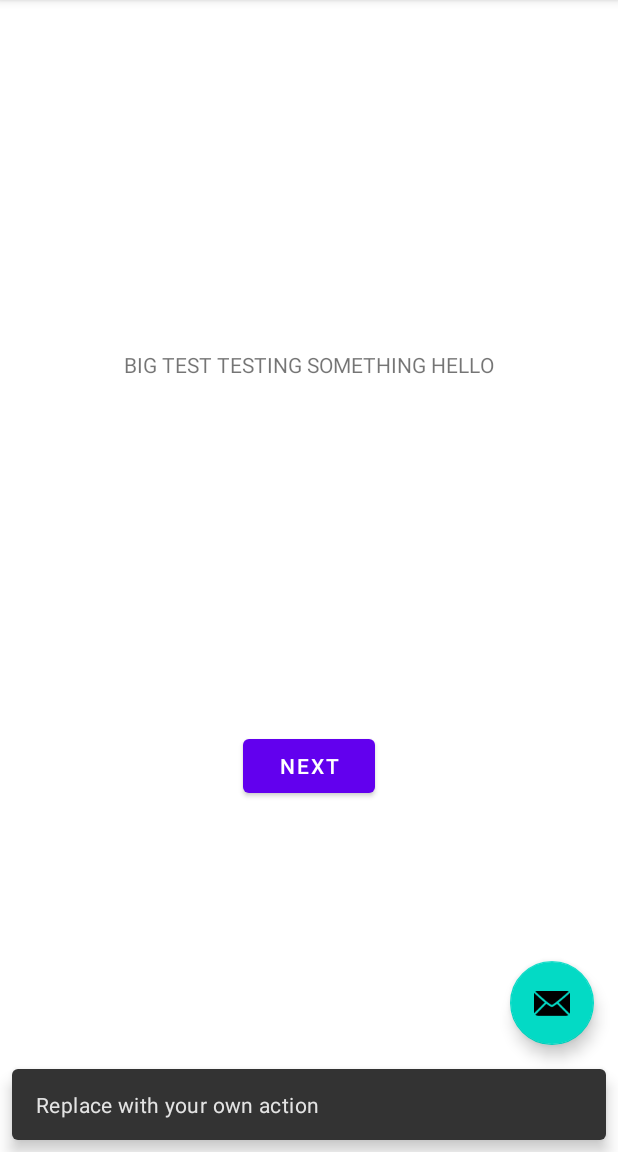
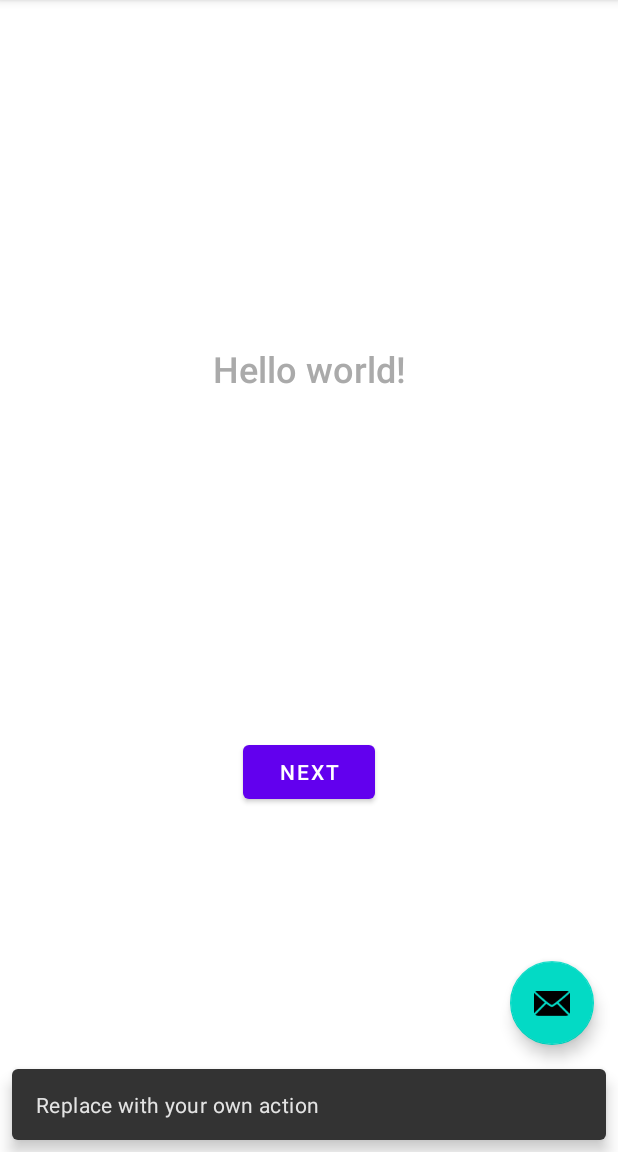
Before and after one commit to shruthisundar123/firstandroidapp, an Android app: the screen it shows after launch (MainActivity), after a tap on an icon or button, on a phone screen of 412 x 824 dp, the part 84-1236 px from its top. Run offline under Robolectric (Android 15) with nearby library versions, the phone set to English and light mode, and no system bars; our stand-ins replace navigation-ui.

Commit message:
made edits to the text in first fragment

```diff
--- a/app/src/main/java/com/example/myfirstapp/FirstFragment.java
+++ b/app/src/main/java/com/example/myfirstapp/FirstFragment.java
@@ -18,6 +18,10 @@ import com.example.myfirstapp.databinding.FragmentFirstBinding;
 
 Have a good day
  */
+
+// SHRUTHI HERE TRYING TO EDIT FIRST FRAGMENT
+// LETS SEE WHAT HAPPENS
+
 public class FirstFragment extends Fragment {
 
     private FragmentFirstBinding binding;
--- a/app/src/main/res/layout/fragment_first.xml
+++ b/app/src/main/res/layout/fragment_first.xml
@@ -10,7 +10,10 @@
         android:id="@+id/textview_first"
         android:layout_width="wrap_content"
         android:layout_height="wrap_content"
-        android:text="BIG TEST TESTING SOMETHING HELLO"
+        android:fontFamily="sans-serif-medium"
+        android:text="@string/hello_first_fragment"
+        android:textColor="@android:color/darker_gray"
+        android:textSize="24sp"
         app:layout_constraintBottom_toTopOf="@id/button_first"
         app:layout_constraintEnd_toEndOf="parent"
         app:layout_constraintStart_toStartOf="parent"
--- a/app/src/main/res/values/strings.xml
+++ b/app/src/main/res/values/strings.xml
@@ -7,6 +7,6 @@
     <string name="next">Next</string>
     <string name="previous">Previous</string>
 
-    <string name="hello_first_fragment">Hello first fragment</string>
+    <string name="hello_first_fragment">Hello world!</string>
     <string name="hello_second_fragment">Hello second fragment. Arg: %1$s</string>
 </resources>
```
